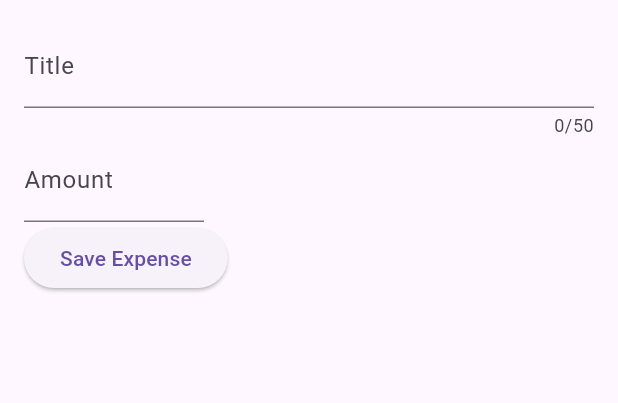
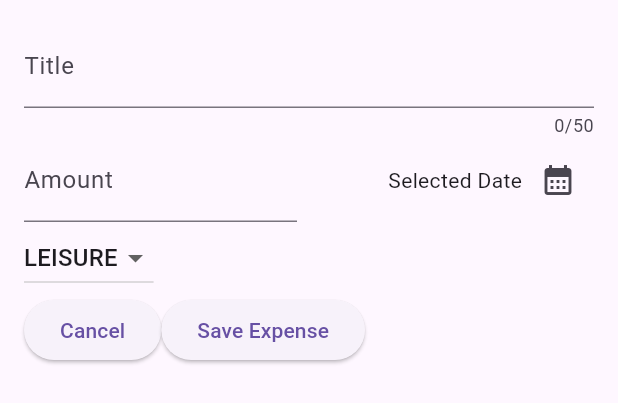
Before and after one commit to chris-zaharia/expense_tracker, a Flutter app: the NewExpense widget shown alone on an empty page, opened directly, on a phone screen of 412 x 824 dp. Shown: the top 403 px of the screen. Run offline on Flutter 3.47's test engine with Material 3 defaults, Android fonts, the phone set to English and light mode, and no system bars.

Commit message:
date picker, category picker

```diff
--- a/lib/widgets/new_expense.dart
+++ b/lib/widgets/new_expense.dart
@@ -1,11 +1,14 @@
 import 'package:flutter/material.dart';
+import 'package:intl/intl.dart';
+import 'package:expense_tracker/models/expense.dart';
+
+final formatter = DateFormat.yMd();
 
 class NewExpense extends StatefulWidget {
   const NewExpense({super.key});
 
   @override
   State<NewExpense> createState() {
-    // TODO: implement createState
     return _NewExpenseState();
   }
 }
@@ -13,10 +16,28 @@ class NewExpense extends StatefulWidget {
 class _NewExpenseState extends State<NewExpense> {
   final _titleController = TextEditingController();
   final _amountController = TextEditingController();
+  DateTime? _selectedDate;
+  Category? _selectedCategory = Category.leisure;
+  //Controller for amount
   @override
   void dispose() {
     _titleController.dispose();
+    _amountController.dispose();
+    //Make sure to dispose of it
     super.dispose();
+  }
+
+  void _presentDatePicker() async {
+    final now = DateTime.now();
+    final firstDate = DateTime(now.year - 1, now.month, now.day);
+    final pickedDate = await showDatePicker(
+        context: context,
+        initialDate: now,
+        firstDate: firstDate,
+        lastDate: now);
+    setState(() {
+      _selectedDate = pickedDate;
+    });
   }
 
   @override
@@ -32,23 +53,8 @@ class _NewExpenseState extends State<NewExpense> {
                   controller: _titleController,
                   maxLength: 50,
                   keyboardType: TextInputType.name,
-                  decoration: const InputDecoration(
+                  decoration: InputDecoration(
                     label: Text('Title'),
-                  ),
-                ),
-              )
-            ],
-          ),
-          Row(
-            children: [
-              SizedBox(
-                width: 120,
-                child: TextField(
-                  controller: _amountController,
-                  keyboardType: TextInputType.number,
-                  decoration: const InputDecoration(
-                    prefixText: '\$ ',
-                    label: Text('Amount'),
                   ),
                 ),
               ),
@@ -56,15 +62,68 @@ class _NewExpenseState extends State<NewExpense> {
           ),
           Row(
             children: [
+              Expanded(
+                child: TextField(
+                  controller: _amountController,
+                  keyboardType: TextInputType.number,
+                  decoration: const InputDecoration(
+                    prefixText: '\$',
+                    label: Text("Amount"),
+                  ),
+                ),
+              ),
+              const SizedBox(width: 16),
+              Expanded(
+                child: Row(
+                  mainAxisAlignment: MainAxisAlignment.end,
+                  crossAxisAlignment: CrossAxisAlignment.center,
+                  children: [
+                    Text(_selectedDate == null
+                        ? 'Selected Date'
+                        : formatter.format(_selectedDate!)),
+                    IconButton(
+                        onPressed: _presentDatePicker,
+                        icon: const Icon(Icons.calendar_month)),
+                  ],
+                ),
+              ),
+            ],
+          ),
+          Row(
+            children: [
+              DropdownButton(
+                  value: _selectedCategory,
+                  items: Category.values
+                      .map(
+                        (category) => DropdownMenuItem(
+                          value: category,
+                          child: Text(
+                            category.name.toString().toUpperCase(),
+                          ),
+                        ),
+                      )
+                      .toList(),
+                  onChanged: (value) {}),
+            ],
+          ),
+          Row(
+            children: [
+              ElevatedButton(
+                onPressed: () {
+                  Navigator.pop(context);
+                },
+                child: const Text("Cancel"),
+              ),
               ElevatedButton(
                 onPressed: () {
                   print(_titleController.text);
                   print(_amountController.text);
+                  //print the amount data
                 },
-                child: Text("Save Expense"),
+                child: Text('Save Expense'),
               ),
             ],
-          )
+          ),
         ],
       ),
     );
```
